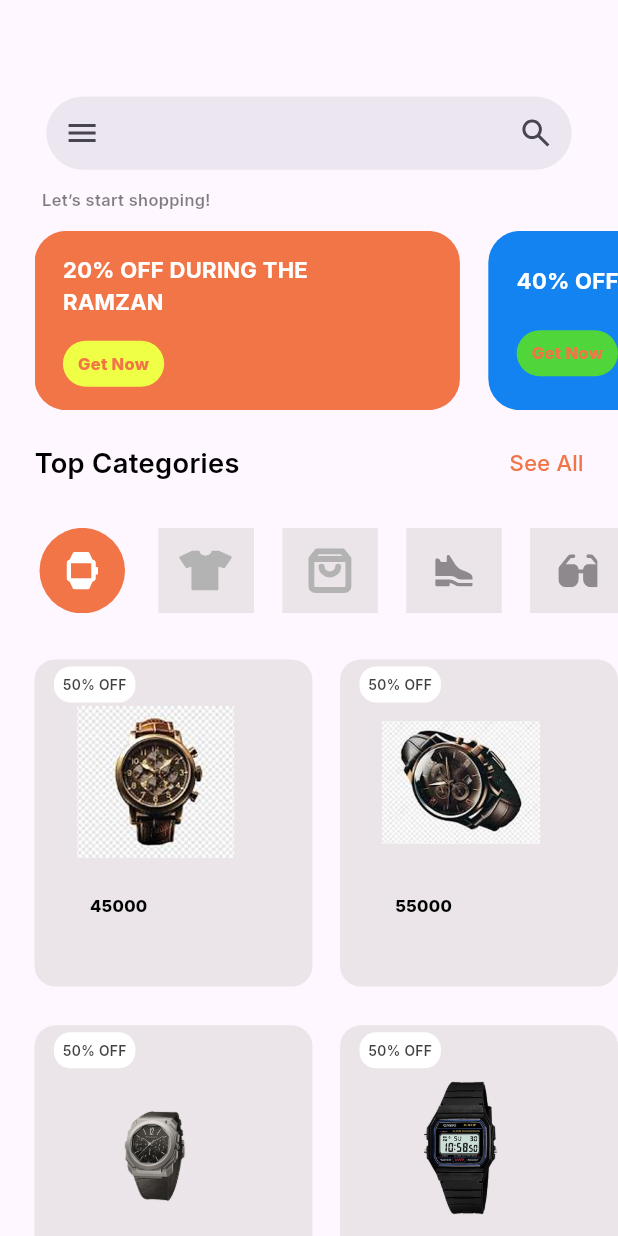
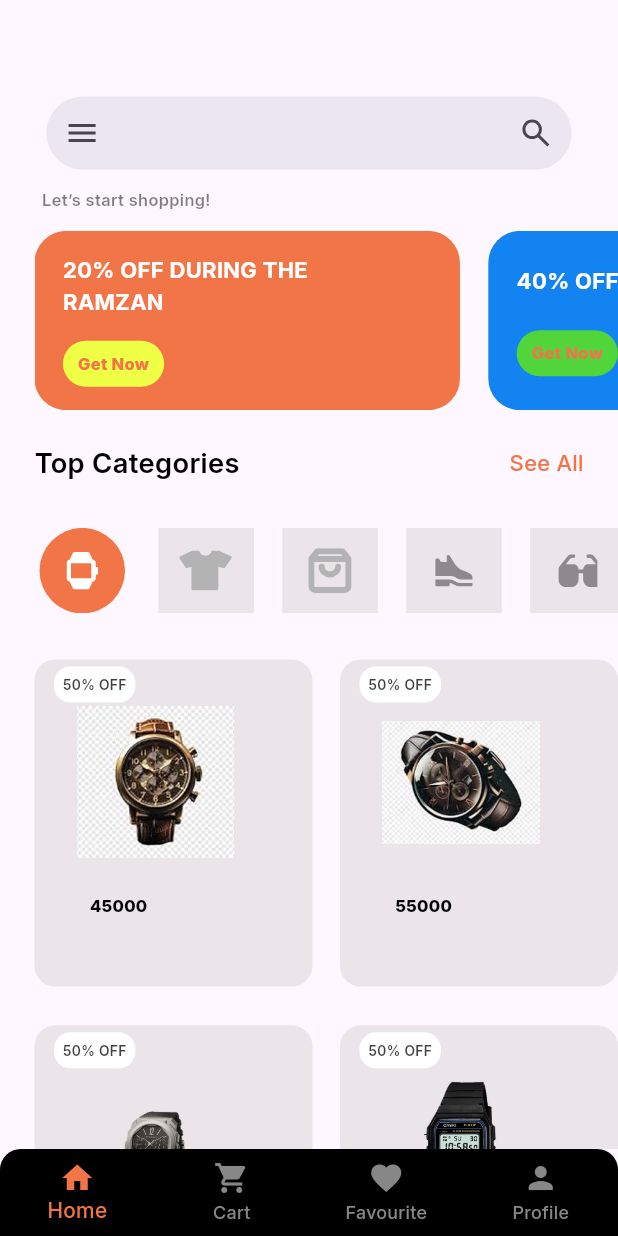
Before and after one commit to AmrReda92/e-commerce-app, a Flutter app: the screen it shows after launch, on a phone screen of 412 x 824 dp. Run offline on Flutter 3.47's test engine with Material 3 defaults, Android fonts, the phone set to English and light mode, and no system bars; our stand-ins replace flutter_screenutil, flutter_svg.

Commit message:
added bottom navigation bar and logic

```diff
--- a/lib/commerce_app.dart
+++ b/lib/commerce_app.dart
@@ -1,3 +1,4 @@
+import 'package:commerce_app/features/bottom_nav_bar/ui/bottom_navigation_bar_screen.dart';
 import 'package:commerce_app/features/home/ui/home_screen.dart';
 import 'package:flutter/material.dart';
 import 'package:flutter_screenutil/flutter_screenutil.dart';
@@ -16,7 +17,7 @@ class CommerceApp extends StatelessWidget {
         theme: ThemeData(
           fontFamily: "Inter"
         ),
-        home: HomeScreen(),
+        home: BottomNavigationBarScreen(),
       ),
     );
   }
--- a/lib/core/models/app_colors.dart
+++ b/lib/core/models/app_colors.dart
@@ -13,5 +13,6 @@ class AppColors {
   static const Color getNow3Background = Colors.grey;
   static const Color categoryBackground = Color(0x80D8D3D3);
   static const Color productBackground = Color(0x80D8D3D3);
+  static const Color unselectedNavBar = Color(0xff878787);
 
 }
--- /dev/null
+++ b/lib/features/bottom_nav_bar/ui/bottom_navigation_bar_screen.dart
@@ -0,0 +1,58 @@
+import 'package:commerce_app/core/models/app_colors.dart';
+import 'package:commerce_app/features/cart/ui/cart_screen.dart';
+import 'package:commerce_app/features/home/ui/home_screen.dart';
+import 'package:flutter/material.dart';
+import 'package:flutter_screenutil/flutter_screenutil.dart';
+
+class BottomNavigationBarScreen extends StatefulWidget {
+  const BottomNavigationBarScreen({super.key});
+
+  @override
+  State<BottomNavigationBarScreen> createState() => _BottomNavigationBarScreenState();
+}
+
+class _BottomNavigationBarScreenState extends State<BottomNavigationBarScreen> {
+  int currentIndex=0;
+
+  List<Widget> screens =[
+    HomeScreen(),
+    CartScreen()
+  ];
+  @override
+  Widget build(BuildContext context) {
+    bool isHomeSelected = currentIndex ==0 ;
+    bool isCartSelected = currentIndex ==1 ;
+    bool isFavSelected = currentIndex ==2 ;
+    bool isProfileSelected = currentIndex ==3 ;
+    return Scaffold(
+      bottomNavigationBar:
+      ClipRRect(
+        borderRadius: BorderRadius.only(
+          topLeft: Radius.circular(15.r),
+          topRight: Radius.circular(15.r),
+        ),
+        child: BottomNavigationBar(
+          type:BottomNavigationBarType.fixed,
+          backgroundColor: Colors.black,
+          selectedItemColor: AppColors.container1Background,
+          unselectedItemColor:AppColors.unselectedNavBar ,
+            currentIndex: currentIndex,
+          onTap: (index){
+
+            setState(() {
+              currentIndex=index;
+            });
+          } ,
+            items:
+        [
+          BottomNavigationBarItem(icon: Icon(Icons.home,color: isHomeSelected? AppColors.container1Background:AppColors.unselectedNavBar,),label: "Home",),
+          BottomNavigationBarItem(icon: Icon(Icons.shopping_cart,color: isCartSelected? AppColors.container1Background:AppColors.unselectedNavBar),label: "Cart",),
+          BottomNavigationBarItem(icon: Icon(Icons.favorite,color: isFavSelected? AppColors.container1Background:AppColors.unselectedNavBar),label: "Favourite",),
+          BottomNavigationBarItem(icon: Icon(Icons.person,color: isProfileSelected? AppColors.container1Background:AppColors.unselectedNavBar),label: "Profile",),
+        ]
+        ),
+      ),
+      body: screens[currentIndex],
+    );
+  }
+}
--- /dev/null
+++ b/lib/features/cart/ui/cart_screen.dart
@@ -0,0 +1,12 @@
+import 'package:flutter/material.dart';
+
+class CartScreen extends StatelessWidget {
+  const CartScreen({super.key});
+
+  @override
+  Widget build(BuildContext context) {
+    return Scaffold(
+
+    );
+  }
+}
```
